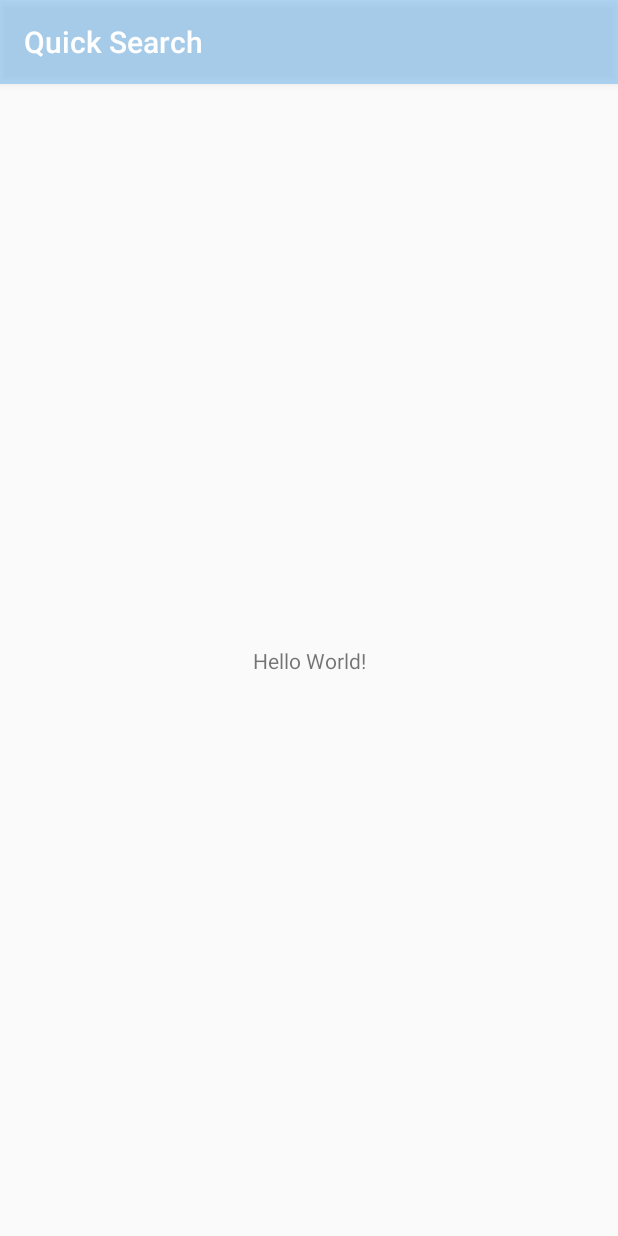
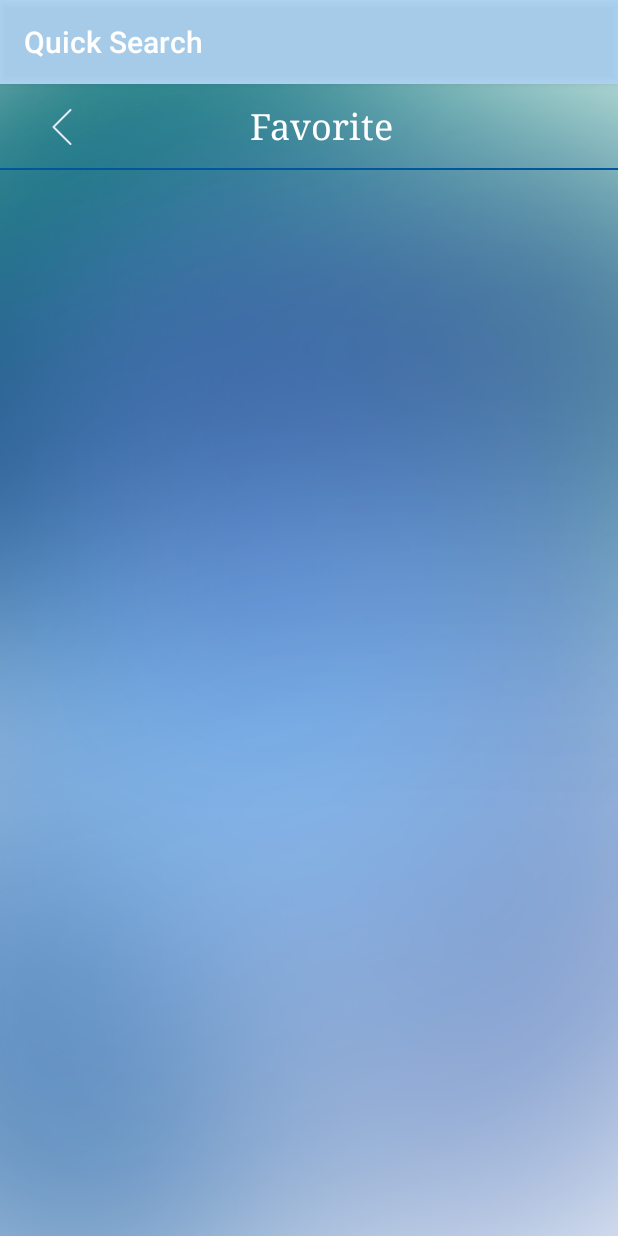
Before and after one commit to Tuanlvt/quick_search, an Android app: the FavoriteActivity screen opened directly, with no data from a screen before it, on a phone screen of 412 x 824 dp. Run offline under Robolectric (Android 15) with nearby library versions, the phone set to English and light mode, and no system bars; our stand-ins replace Dagger/Hilt's generated code, data binding; libraries missing offline, so code that uses them is left out: com.crashlytics.android, io.fabric.sdk.

Commit message:
UI Favorite

```diff
--- a/app/src/main/AndroidManifest.xml
+++ b/app/src/main/AndroidManifest.xml
@@ -6,7 +6,7 @@
         android:name=".screen.MainApplication"
         android:allowBackup="true"
         android:icon="@mipmap/ic_launcher"
-        android:label="@string/quick_search"
+        android:label="@string/app_name"
         android:roundIcon="@mipmap/ic_launcher_round"
         android:supportsRtl="true"
         android:theme="@style/Theme.AppCompat.NoActionBar">
--- a/app/src/main/res/layout/activity_favorite.xml
+++ b/app/src/main/res/layout/activity_favorite.xml
@@ -17,19 +17,59 @@
     <android.support.constraint.ConstraintLayout
         android:layout_width="match_parent"
         android:layout_height="match_parent"
-        tools:context="com.framgia.quick_search.screen.favorite.FavoriteActivity"
+        android:background="@drawable/background"
         >
-
-        <!--Todo edit later-->
-        <TextView
-            android:layout_width="wrap_content"
-            android:layout_height="wrap_content"
-            android:text="Hello World!"
+        <android.support.v7.widget.Toolbar
+            android:id="@+id/toolbar"
+            android:layout_width="match_parent"
+            android:layout_height="?attr/actionBarSize"
+            app:layout_constraintTop_toTopOf="parent"
+            >
+            <android.support.constraint.ConstraintLayout
+                android:layout_width="match_parent"
+                android:layout_height="match_parent"
+                >
+                <ImageButton
+                    android:layout_width="@dimen/dp_50"
+                    android:layout_height="@dimen/dp_50"
+                    android:background="@android:color/transparent"
+                    app:layout_constraintBottom_toBottomOf="parent"
+                    app:layout_constraintLeft_toLeftOf="parent"
+                    app:layout_constraintTop_toTopOf="parent"
+                    app:srcCompat="@drawable/ic_back_arrow"
+                    tools:ignore="ContentDescription"
+                    />
+                <TextView
+                    android:layout_width="wrap_content"
+                    android:layout_height="match_parent"
+                    android:fontFamily="serif"
+                    android:gravity="center"
+                    android:text="@string/favorite"
+                    android:textColor="@android:color/white"
+                    android:textSize="@dimen/sp_24"
+                    app:layout_constraintLeft_toLeftOf="parent"
+                    app:layout_constraintRight_toRightOf="parent"
+                    app:layout_constraintTop_toBottomOf="parent"
+                    app:layout_constraintTop_toTopOf="parent"
+                    />
+            </android.support.constraint.ConstraintLayout>
+        </android.support.v7.widget.Toolbar>
+        <View
+            android:layout_width="match_parent"
+            android:layout_height="@dimen/dp_1"
+            android:background="@color/color_blue_mos"
+            app:layout_constraintTop_toBottomOf="@+id/toolbar"
+            />
+        <android.support.v7.widget.RecyclerView
+            android:layout_width="0dp"
+            android:layout_height="0dp"
+            android:layout_marginTop="@dimen/dp_3"
+            android:background="@android:color/transparent"
+            android:paddingTop="@dimen/dp_10"
             app:layout_constraintBottom_toBottomOf="parent"
             app:layout_constraintLeft_toLeftOf="parent"
             app:layout_constraintRight_toRightOf="parent"
-            app:layout_constraintTop_toTopOf="parent"
+            app:layout_constraintTop_toBottomOf="@+id/toolbar"
             />
-
     </android.support.constraint.ConstraintLayout>
 </layout>
--- a/app/src/main/res/layout/activity_main.xml
+++ b/app/src/main/res/layout/activity_main.xml
@@ -36,7 +36,7 @@
                     android:layout_height="match_parent"
                     android:fontFamily="serif"
                     android:gravity="center"
-                    android:text="@string/quick_search"
+                    android:text="@string/app_name"
                     android:textColor="@android:color/white"
                     android:textSize="@dimen/sp_24"
                     app:layout_constraintLeft_toLeftOf="parent"
@@ -190,20 +190,15 @@
                 </LinearLayout>
             </android.support.constraint.ConstraintLayout>
         </android.support.constraint.ConstraintLayout>
-        <android.support.constraint.ConstraintLayout
+        <android.support.v7.widget.RecyclerView
             android:layout_width="0dp"
             android:layout_height="0dp"
             android:background="@android:color/white"
+            android:paddingTop="@dimen/dp_10"
             app:layout_constraintBottom_toBottomOf="parent"
             app:layout_constraintLeft_toLeftOf="parent"
             app:layout_constraintRight_toRightOf="parent"
             app:layout_constraintTop_toBottomOf="@+id/layout_header"
-            >
-            <android.support.v7.widget.RecyclerView
-                android:layout_width="match_parent"
-                android:layout_height="match_parent"
-                android:layout_marginTop="@dimen/dp_15"
-                />
-        </android.support.constraint.ConstraintLayout>
+            />
     </android.support.constraint.ConstraintLayout>
 </layout>
--- a/app/src/main/res/layout/activity_splash.xml
+++ b/app/src/main/res/layout/activity_splash.xml
@@ -36,7 +36,7 @@
             android:layout_height="wrap_content"
             android:fontFamily="serif"
             android:gravity="center"
-            android:text="@string/quick_search"
+            android:text="@string/app_name"
             android:textColor="@color/color_blue_light"
             android:textSize="@dimen/sp_30"
             android:textStyle="bold"
--- a/app/src/main/res/values-sw360dp/dimens.xml
+++ b/app/src/main/res/values-sw360dp/dimens.xml
@@ -17,4 +17,5 @@
     <dimen name="dp_100">100dp</dimen>
     <dimen name="dp_80">80dp</dimen>
     <dimen name="dp_40">40dp</dimen>
+    <dimen name="dp_1">1dp</dimen>
 </resources>
--- a/app/src/main/res/values/dimens.xml
+++ b/app/src/main/res/values/dimens.xml
@@ -18,4 +18,5 @@
     <dimen name="dp_80">80dp</dimen>
     <dimen name="dp_40">40dp</dimen>
     <dimen name="sp_30">30sp</dimen>
+    <dimen name="dp_1">1dp</dimen>
 </resources>
--- a/app/src/main/res/values/strings.xml
+++ b/app/src/main/res/values/strings.xml
@@ -1,7 +1,7 @@
 <resources>
-    <string name="app_name">quick_search</string>
-    <string name="quick_search">Quick Search</string>
+    <string name="app_name">Quick Search</string>
     <string name="enter_the_search_file_name">Enter the search file name…</string>
     <string name="sort">Sort</string>
     <string name="filter">Filter</string>
+    <string name="favorite">Favorite</string>
 </resources>
```
Also changed, not shown: 1 other file.
